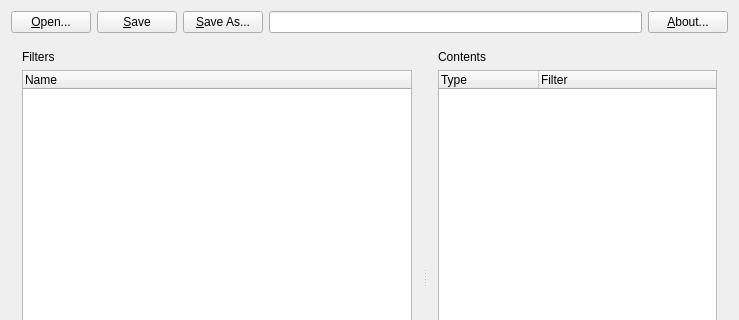
Qt form mainwidget.ui (BrainB0ne/spotwebfc) before a commit; both pictures show x 0 to 739 and y 0 to 320 of the 739 by 526 pixel window.
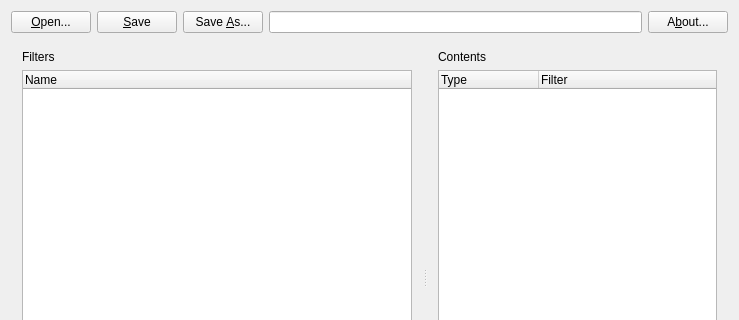
The same form after that commit. Icons and pictures are not drawn.

Commit message: added right click context menu on filter with actions: add, remove and properties added filter properties dialog added additional icons

What changed in the file:
```diff
--- a/mainwidget.ui
+++ b/mainwidget.ui
@@ -52,7 +52,7 @@
       <string>Save the Spotweb filters to another file</string>
      </property>
      <property name="text">
-      <string>&amp;Save As...</string>
+      <string>Save &amp;As...</string>
      </property>
      <property name="icon">
       <iconset resource="spotwebfc.qrc">
@@ -193,7 +193,7 @@
    <item row="0" column="4">
     <widget class="QPushButton" name="aboutButton">
      <property name="text">
-      <string>&amp;About...</string>
+      <string>A&amp;bout...</string>
      </property>
      <property name="icon">
       <iconset resource="spotwebfc.qrc">
```
Left out of the diff: 3 changed lines with no effect on the pictures. The commit also changes 4 other files.
